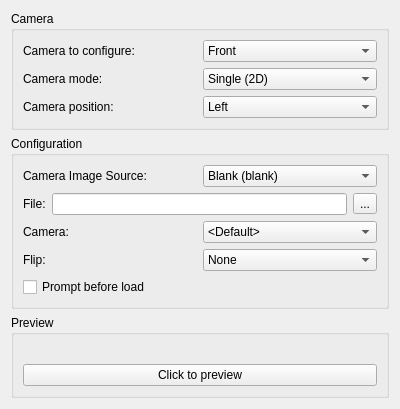
Old version of the form src/citra_qt/configuration/configure_camera.ui in the repository tbsp/citra-valentin.
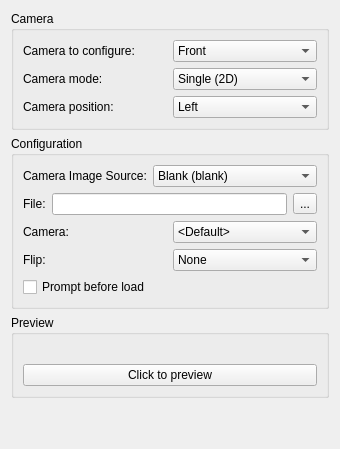
New version of the form.

What changed in the file:
```diff
--- a/src/citra_qt/configuration/configure_camera.ui
+++ b/src/citra_qt/configuration/configure_camera.ui
@@ -2,14 +2,6 @@
 <ui version="4.0">
   <class>ConfigureCamera</class>
   <widget class="QWidget" name="ConfigureCamera">
-    <property name="geometry">
-      <rect>
-        <x>0</x>
-        <y>0</y>
-        <width>400</width>
-        <height>300</height>
-      </rect>
-    </property>
     <property name="windowTitle">
       <string>Form</string>
     </property>
```
